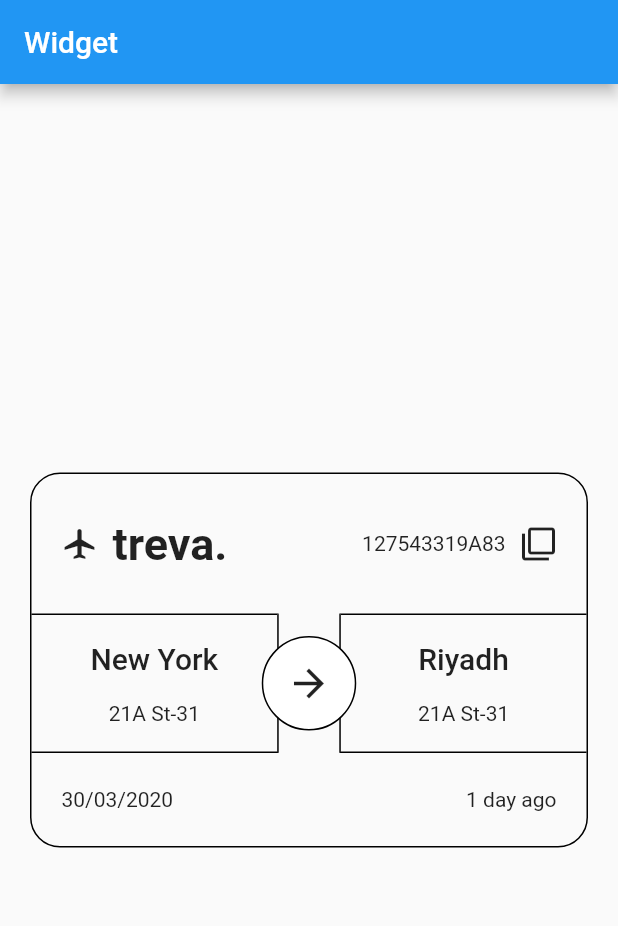
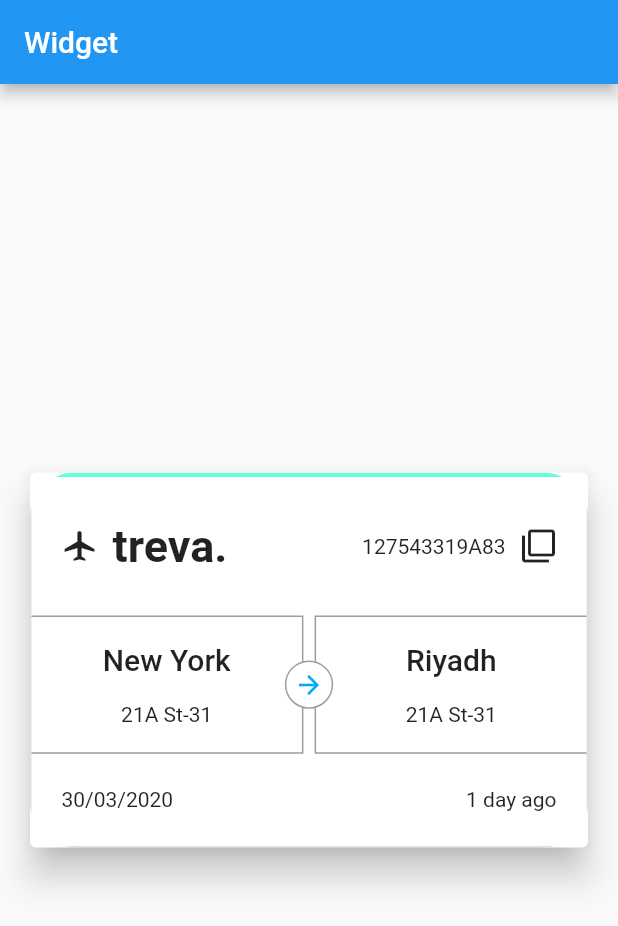
Before and after one commit to Sanchit-Rastogi/ticket_widget, a Flutter app: the screen it shows after launch, on a phone screen of 412 x 824 dp. Shown: the top 926 px of the screen. Run offline on Flutter 3.47's test engine with Material 2 defaults, Android fonts, the phone set to English and light mode, and no system bars.

Commit message:
design change V1

```diff
--- a/lib/main.dart
+++ b/lib/main.dart
@@ -23,16 +23,25 @@ class Home extends StatelessWidget {
         title: Text('Widget'),
       ),
       body: Center(
+        child: Card(
+          elevation: 10,
+          margin: EdgeInsets.all(20),
+          child: ClipPath(
+            clipper: ShapeBorderClipper(
+              shape: RoundedRectangleBorder(
+                borderRadius: BorderRadius.circular(30),
+              ),
+            ),
             child: Container(
-          margin: EdgeInsets.all(20),
               width: double.infinity,
               height: 250,
               decoration: BoxDecoration(
-            border: Border.all(
-              color: Colors.black,
-              width: 1,
+                border: Border(
+                  top: BorderSide(color: Colors.tealAccent, width: 3),
+                  bottom: BorderSide(color: Colors.black12, width: 1),
+                  right: BorderSide(color: Colors.black12, width: 1),
+                  left: BorderSide(color: Colors.black12, width: 1),
                 ),
-            borderRadius: BorderRadius.circular(20),
               ),
               child: Column(
                 children: <Widget>[
@@ -87,16 +96,18 @@ class Home extends StatelessWidget {
                               Container(
                                 decoration: BoxDecoration(
                                   border: Border(
-                                top: BorderSide(width: 1, color: Colors.black),
-                                right:
-                                    BorderSide(width: 1, color: Colors.black),
-                                bottom:
-                                    BorderSide(width: 1, color: Colors.black),
+                                    top: BorderSide(
+                                        width: 1, color: Colors.black38),
+                                    right: BorderSide(
+                                        width: 1, color: Colors.black38),
+                                    bottom: BorderSide(
+                                        width: 1, color: Colors.black38),
                                   ),
                                 ),
-                            width: pWidth * 0.40,
+                                width: pWidth * 0.44,
                                 child: Column(
-                              mainAxisAlignment: MainAxisAlignment.spaceEvenly,
+                                  mainAxisAlignment:
+                                      MainAxisAlignment.spaceEvenly,
                                   children: <Widget>[
                                     Text(
                                       "New York",
@@ -110,17 +121,20 @@ class Home extends StatelessWidget {
                                 ),
                               ),
                               Container(
-                            width: pWidth * 0.40,
+                                width: pWidth * 0.44,
                                 decoration: BoxDecoration(
                                   border: Border(
-                                top: BorderSide(width: 1, color: Colors.black),
-                                left: BorderSide(width: 1, color: Colors.black),
-                                bottom:
-                                    BorderSide(width: 1, color: Colors.black),
+                                    top: BorderSide(
+                                        width: 1, color: Colors.black38),
+                                    left: BorderSide(
+                                        width: 1, color: Colors.black38),
+                                    bottom: BorderSide(
+                                        width: 1, color: Colors.black38),
                                   ),
                                 ),
                                 child: Column(
-                              mainAxisAlignment: MainAxisAlignment.spaceEvenly,
+                                  mainAxisAlignment:
+                                      MainAxisAlignment.spaceEvenly,
                                   children: <Widget>[
                                     Text(
                                       "Riyadh",
@@ -138,17 +152,19 @@ class Home extends StatelessWidget {
                         ),
                         Expanded(
                           child: Container(
-                        margin:
-                            EdgeInsets.symmetric(horizontal: 20, vertical: 15),
+                            margin: EdgeInsets.symmetric(
+                                horizontal: 30, vertical: 30),
                             decoration: BoxDecoration(
                               color: Colors.white,
                               shape: BoxShape.circle,
-                          border: Border.all(width: 1, color: Colors.black),
+                              border:
+                                  Border.all(width: 1, color: Colors.black38),
                             ),
                             child: Center(
                                 child: Icon(
                               Icons.arrow_forward,
-                          size: 30,
+                              size: 20,
+                              color: Colors.lightBlue,
                             )),
                           ),
                         ),
@@ -175,6 +191,8 @@ class Home extends StatelessWidget {
               ),
             ),
           ),
+        ),
+      ),
     );
   }
 }
```
Lines whose indentation alone changed are shown as unchanged.
